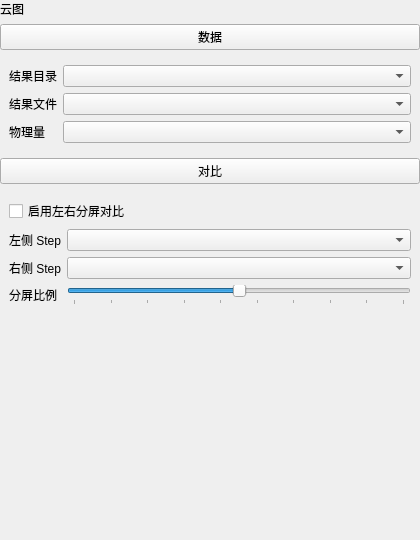
asd977/base_cae, file plugins/Base_PostProcessing/NephogramSettingWidget.ui: the form before one commit.
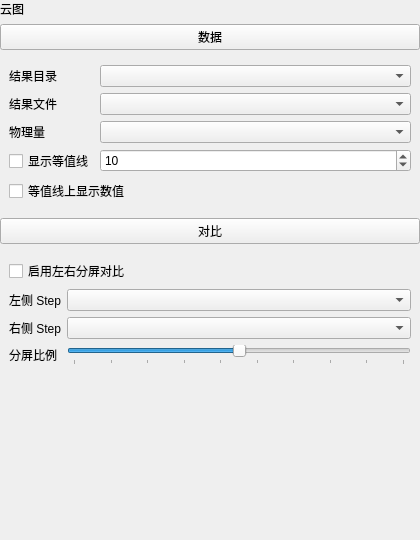
The form after the commit.

Commit message: feat(post): add contour lines with value labels in nephogram view

Diff of the .ui file:
```diff
--- a/plugins/Base_PostProcessing/NephogramSettingWidget.ui
+++ b/plugins/Base_PostProcessing/NephogramSettingWidget.ui
@@ -74,7 +74,28 @@
       <item row="2" column="1">
        <widget class="QComboBox" name="scalarComboBox" />
       </item>
-     </layout>
+           <item row="3" column="0">
+       <widget class="QCheckBox" name="contourEnableCheckBox">
+        <property name="text">
+         <string>显示等值线</string>
+        </property>
+       </widget>
+      </item>
+      <item row="3" column="1">
+       <widget class="QSpinBox" name="contourLevelsSpinBox">
+        <property name="minimum"><number>2</number></property>
+        <property name="maximum"><number>30</number></property>
+        <property name="value"><number>10</number></property>
+       </widget>
+      </item>
+      <item row="4" column="0" colspan="2">
+       <widget class="QCheckBox" name="contourLabelCheckBox">
+        <property name="text">
+         <string>等值线上显示数值</string>
+        </property>
+       </widget>
+      </item>
+</layout>
     </widget>
    </item>
    <item>
```
The commit also changes 2 other files.
